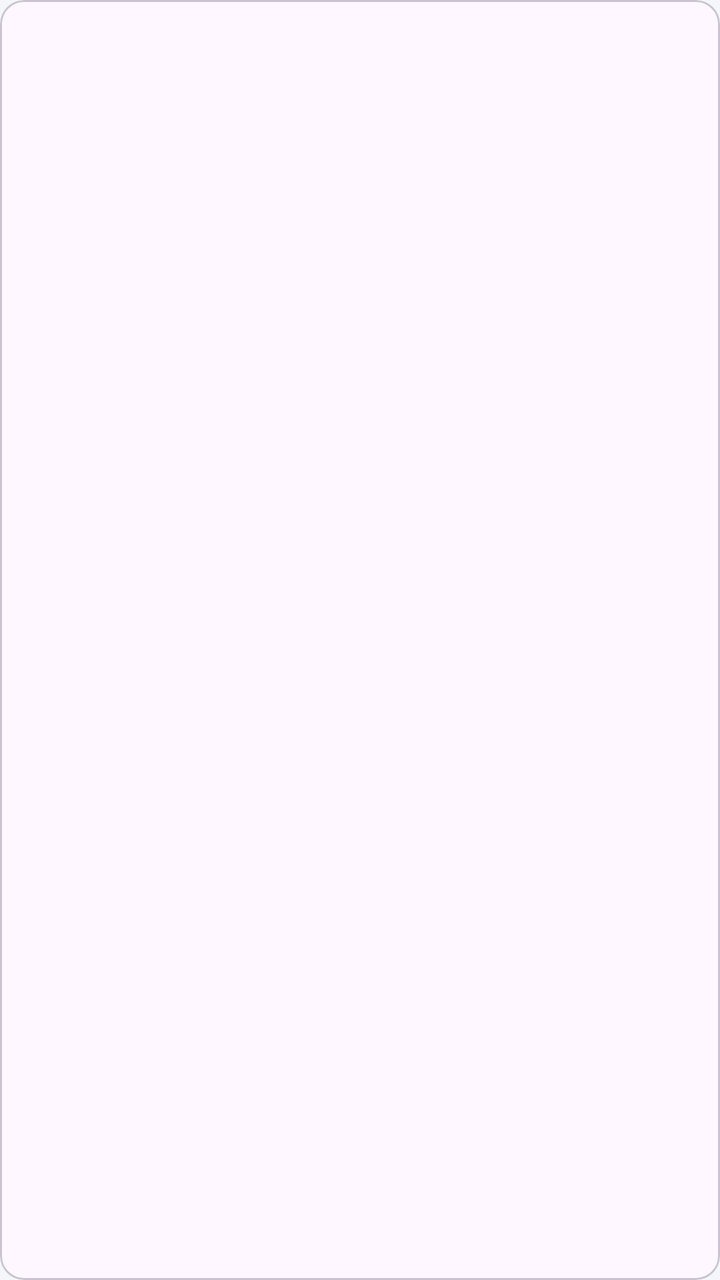
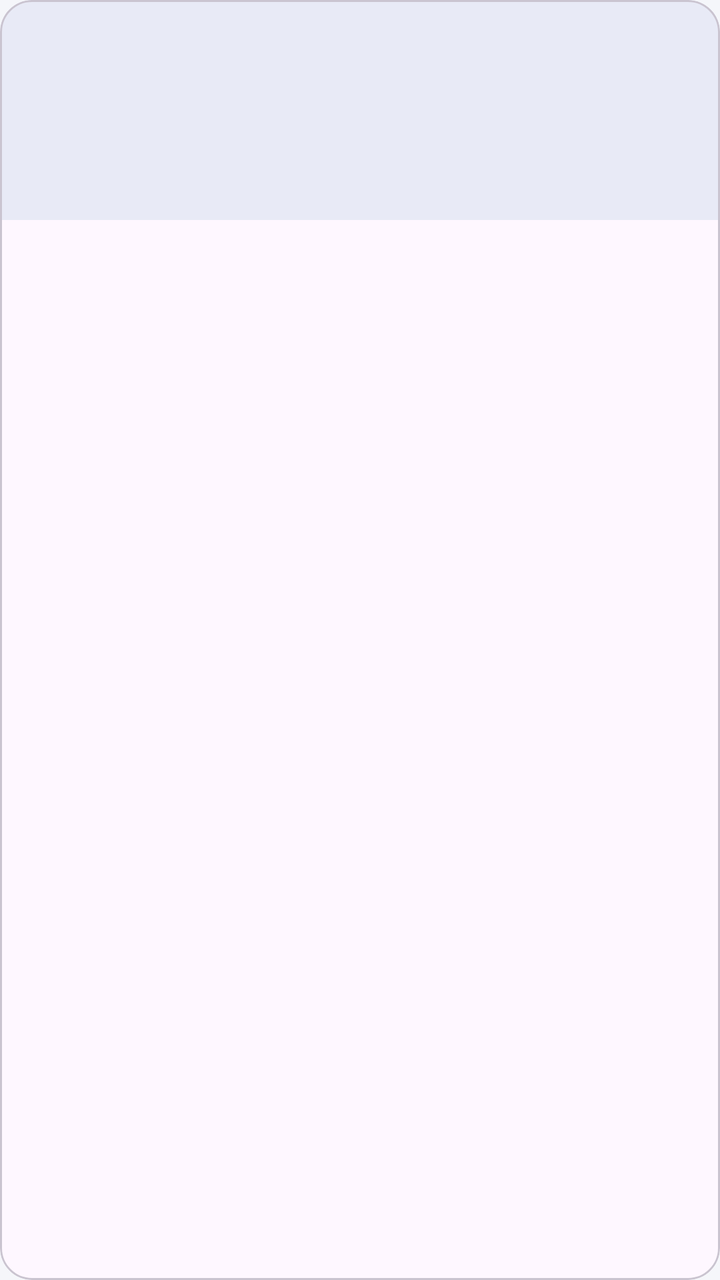

Compare the two renders of this Android layout. The source of the first and the diff that turns it into the second are given below.
<!-- AndroidManifest.xml: application theme Theme.MotionCanvas -->
<!-- res/layout/item_demo.xml -->
<?xml version="1.0" encoding="utf-8"?>
<com.google.android.material.card.MaterialCardView xmlns:android="http://schemas.android.com/apk/res/android"
    android:layout_width="match_parent"
    android:layout_height="wrap_content"
    android:layout_marginTop="12dp">

    <LinearLayout
        android:layout_width="match_parent"
        android:layout_height="wrap_content"
        android:orientation="vertical"
        android:padding="16dp">

        <TextView
            android:id="@+id/demo_title"
            android:layout_width="wrap_content"
            android:layout_height="wrap_content"
            android:textAppearance="?attr/textAppearanceTitleMedium" />

        <TextView
            android:id="@+id/demo_desc"
            android:layout_width="wrap_content"
            android:layout_height="wrap_content"
            android:layout_marginTop="4dp"
            android:textAppearance="?attr/textAppearanceBodyMedium" />
    </LinearLayout>
</com.google.android.material.card.MaterialCardView>
<!-- resources referenced by this layout -->
<resources>
  <style name="Theme.MotionCanvas" parent="Base.Theme.MotionCanvas" />
  <style name="Base.Theme.MotionCanvas" parent="Theme.Material3.Light">
          <item name="colorPrimary">@color/brand_primary</item>
          <item name="colorOnPrimary">@color/white</item>
          <item name="colorSecondary">@color/brand_secondary</item>
          <item name="colorOnSecondary">@color/brand_on_secondary</item>
          <item name="android:colorBackground">@color/brand_background</item>
          <item name="actionBarStyle">@style/Widget.MotionCanvas.ActionBar</item>
      </style>
  <color name="brand_primary">#FF3949AB</color>
  <color name="white">#FFFFFFFF</color>
  <color name="brand_secondary">#FF26A69A</color>
  <color name="brand_on_secondary">#FF10201E</color>
  <color name="brand_background">#FFF5F6FA</color>
  <style name="Widget.MotionCanvas.ActionBar" parent="Widget.Material3.ActionBar.Solid">
          <item name="displayOptions">showTitle|homeAsUp</item>
      </style>
</resources>

<!-- the commit's change to res/layout/item_demo.xml (unified diff, before → after) -->
@@ -1,26 +1,37 @@
 <?xml version="1.0" encoding="utf-8"?>
 <com.google.android.material.card.MaterialCardView xmlns:android="http://schemas.android.com/apk/res/android"
+    xmlns:app="http://schemas.android.com/apk/res-auto"
     android:layout_width="match_parent"
     android:layout_height="wrap_content"
-    android:layout_marginTop="12dp">
+    app:cardCornerRadius="16dp">
 
     <LinearLayout
         android:layout_width="match_parent"
         android:layout_height="wrap_content"
-        android:orientation="vertical"
-        android:padding="16dp">
+        android:orientation="vertical">
+
+        <FrameLayout
+            android:id="@+id/demo_preview"
+            android:layout_width="match_parent"
+            android:layout_height="110dp"
+            android:background="@color/preview_background" />
 
         <TextView
             android:id="@+id/demo_title"
-            android:layout_width="wrap_content"
+            android:layout_width="match_parent"
             android:layout_height="wrap_content"
-            android:textAppearance="?attr/textAppearanceTitleMedium" />
+            android:paddingHorizontal="12dp"
+            android:paddingTop="10dp"
+            android:textAppearance="?attr/textAppearanceTitleSmall" />
 
         <TextView
             android:id="@+id/demo_desc"
-            android:layout_width="wrap_content"
+            android:layout_width="match_parent"
             android:layout_height="wrap_content"
-            android:layout_marginTop="4dp"
-            android:textAppearance="?attr/textAppearanceBodyMedium" />
+            android:maxLines="2"
+            android:paddingHorizontal="12dp"
+            android:paddingTop="2dp"
+            android:paddingBottom="12dp"
+            android:textAppearance="?attr/textAppearanceBodySmall" />
     </LinearLayout>
 </com.google.android.material.card.MaterialCardView>
<!-- resource entries referenced after the edit -->
@@ -1,5 +1,6 @@
 <!-- resources referenced by this layout -->
 <resources>
+  <color name="preview_background">#FFE8EAF6</color>
   <style name="Theme.MotionCanvas" parent="Base.Theme.MotionCanvas" />
   <style name="Base.Theme.MotionCanvas" parent="Theme.Material3.Light">
           <item name="colorPrimary">@color/brand_primary</item>
